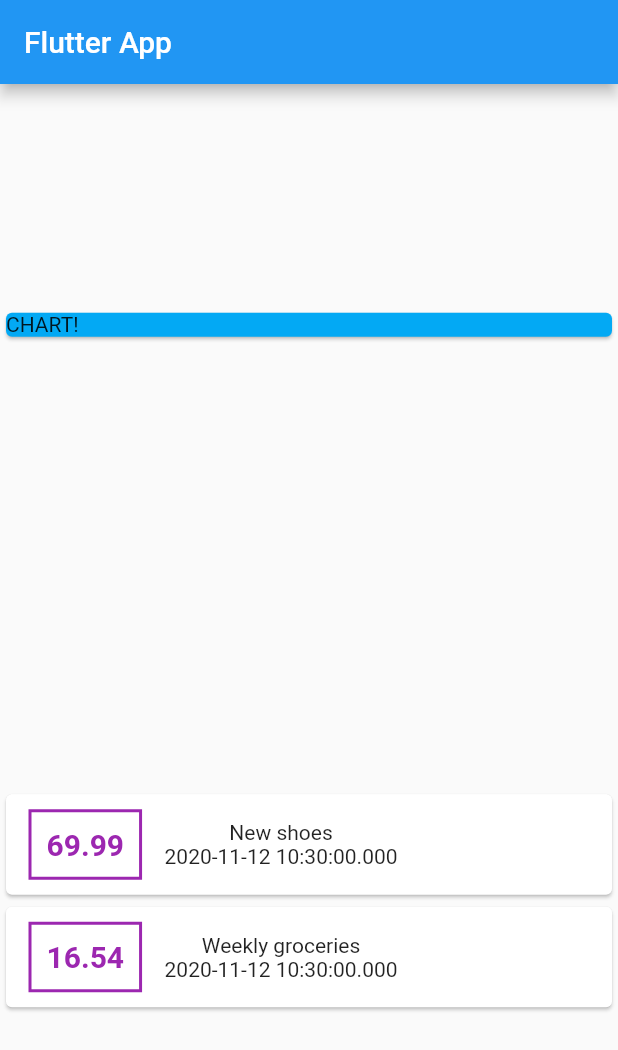
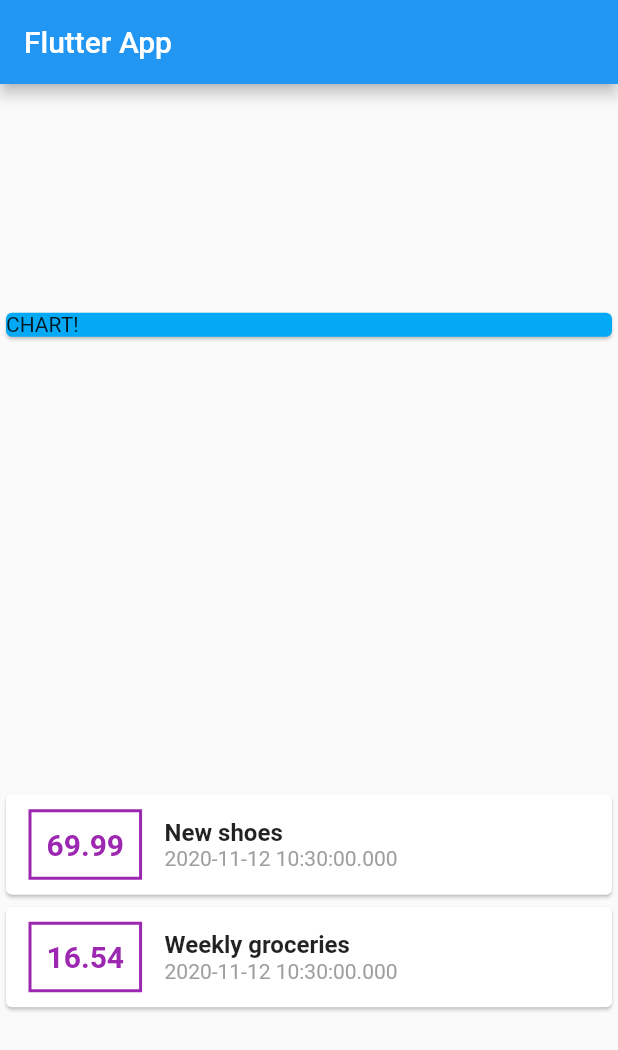
Before and after one commit to Russkazkin/flutter_expenses_app, a Flutter app: the screen it shows after launch, on a phone screen of 412 x 824 dp. Shown: the top 1050 px of the screen. Run offline on Flutter 3.47's test engine with Material 2 defaults, Android fonts, the phone set to English and light mode, and no system bars.

Commit message:
Add styling for the rest of transaction card

```diff
--- a/lib/main.dart
+++ b/lib/main.dart
@@ -56,10 +56,9 @@ class MyHomePage extends StatelessWidget {
                               child: Text(
                                 tx.amount.toString(),
                                 style: TextStyle(
-                                  fontWeight: FontWeight.bold,
-                                  fontSize: 20,
-                                  color: Colors.purple
-                                ),
+                                    fontWeight: FontWeight.bold,
+                                    fontSize: 20,
+                                    color: Colors.purple),
                               ),
                               margin: EdgeInsets.symmetric(
                                   vertical: 10, horizontal: 15),
@@ -72,9 +71,21 @@ class MyHomePage extends StatelessWidget {
                             ),
                             Column(
                               children: [
-                                Text(tx.title),
-                                Text(tx.date.toString()),
+                                Text(
+                                  tx.title,
+                                  style: TextStyle(
+                                    fontSize: 16,
+                                    fontWeight: FontWeight.bold,
+                                  ),
+                                ),
+                                Text(
+                                  tx.date.toString(),
+                                  style: TextStyle(
+                                    color: Colors.grey,
+                                  ),
+                                ),
                               ],
+                              crossAxisAlignment: CrossAxisAlignment.start,
                             ),
                           ],
                         ),
```
